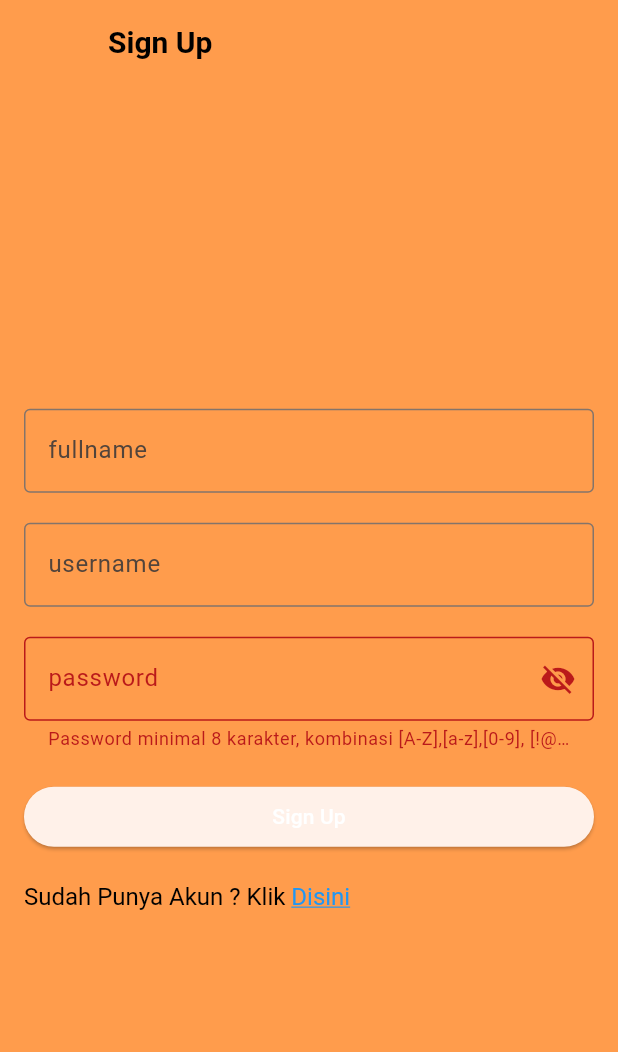
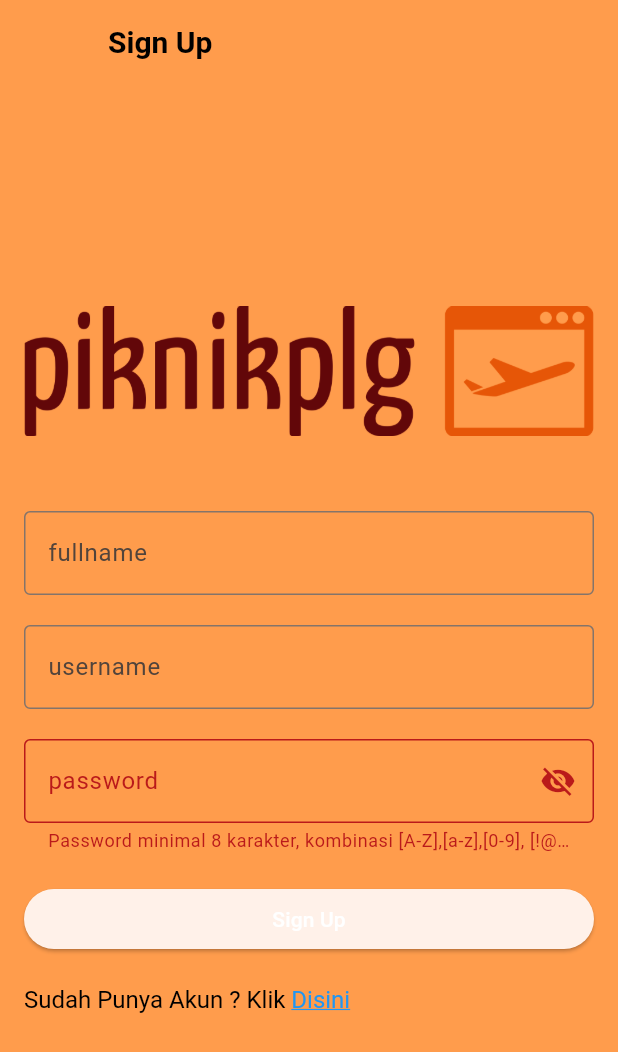
Before and after one commit to richards0904/piknikplg_uas_pab, a Flutter app: the SignUpScreen screen opened by its route, after a tap on "Sign Up", on a phone screen of 412 x 824 dp. Shown: the top 1052 px of the screen. Run offline on Flutter 3.47's test engine with Material 3 defaults, Android fonts, the phone set to English and light mode, and no system bars; our stand-ins replace cached_network_image, logger, shared_preferences; missing offline and left inert: encrypt; accounts and stored records are empty.

Commit message:
revisi signin signup

```diff
--- a/lib/widget/signup_screen.dart
+++ b/lib/widget/signup_screen.dart
@@ -23,7 +23,7 @@ class _SignUpScreenState extends State<SignUpScreen> {
   void _performSignUp(BuildContext context) async {
     try {
       final prefs = SharedPreferences.getInstance();
-      _logger.d('Sign up attempt');
+      _logger.d('Percobaan Sign up');
       final String fullname = _fullnameController.text.trim();
       final String username = _usernameController.text.trim();
       final String password = _passwordController.text.trim();
@@ -57,13 +57,13 @@ class _SignUpScreenState extends State<SignUpScreen> {
           iv.base64,
         ).then((_) {
           Navigator.pop(context);
-          _logger.d('Sign up succeeded');
+          _logger.d('Berhasil Sign up');
         });
       } else {
-        _logger.e('Username or password cannot be empty');
+        _logger.e('Username atau password tidak boleh kosong');
       }
     } catch (e) {
-      _logger.e('An Error Occured: $e');
+      _logger.e('Terjadi Kesalahan: $e');
     }
   }
 
@@ -107,6 +107,12 @@ class _SignUpScreenState extends State<SignUpScreen> {
                 mainAxisAlignment: MainAxisAlignment.center,
                 crossAxisAlignment: CrossAxisAlignment.stretch,
                 children: <Widget>[
+                  Image.asset(
+                    "images/logo.png",
+                  ),
+                  const SizedBox(
+                    height: 50,
+                  ),
                   TextFormField(
                     controller: _fullnameController,
                     decoration: const InputDecoration(
```
Also changed, not shown: lib/widget/signin_screen.dart (+6 -6 lines).
